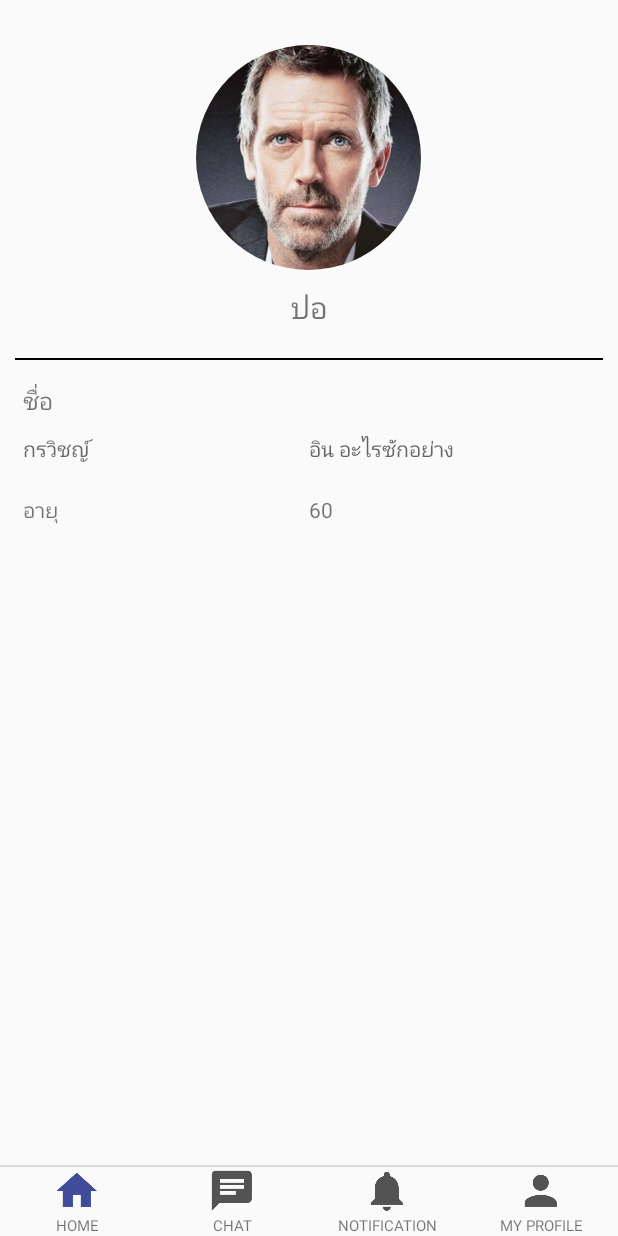
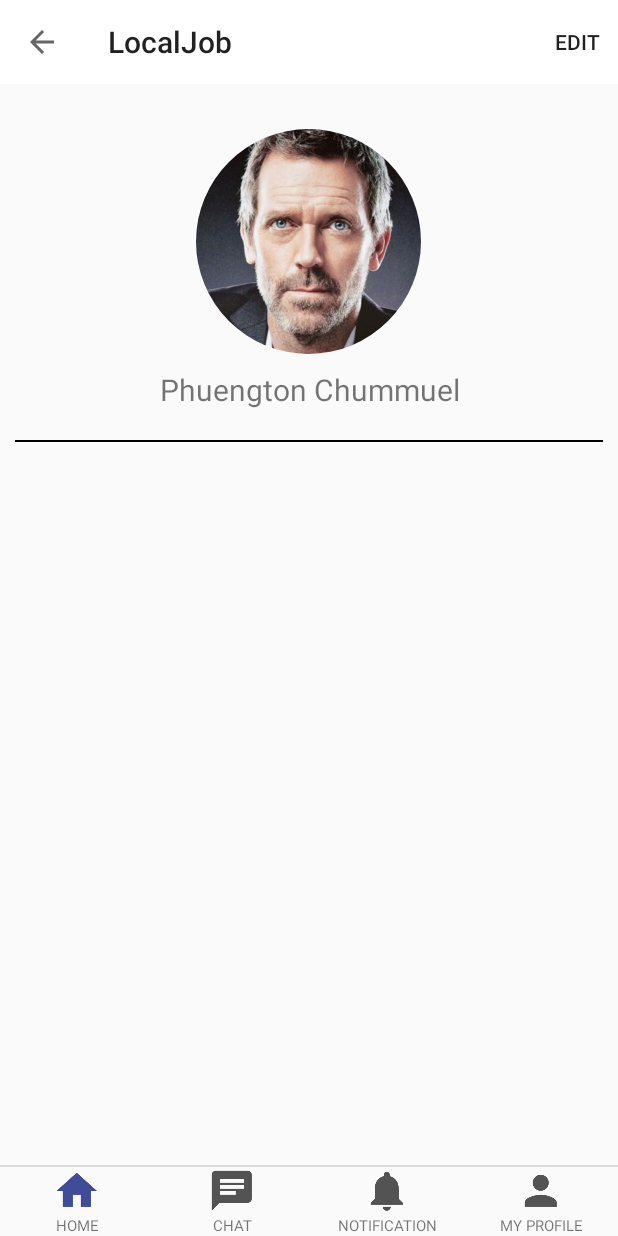
Before and after one commit to PeteChu/Localjob_Prototype_Android--Kotlin, an Android app: the fragment UserProfileFragment placed in its activity, on a phone screen of 412 x 824 dp. Run offline under Robolectric (Android 15) with nearby library versions, the phone set to English and light mode, and no system bars; our stand-ins replace CircleImageView; libraries missing offline, so code that uses them is left out: com.malinskiy.superrecyclerview.

Commit message:
add user menu option

```diff
--- a/app/src/main/java/com/example/localjob/fragment/ProfileFragment.kt
+++ b/app/src/main/java/com/example/localjob/fragment/ProfileFragment.kt
@@ -34,7 +34,7 @@ class ProfileFragment: Fragment() {
         when(v.id) {
             R.id.user_profile -> {
                 fragmentManager.beginTransaction()
-                        .replace(R.id.content_container, UserProfileFragment.newInstances())
+                        .replace(R.id.content_container, UserProfileFragment.newInstances(), "userProfile")
                         .addToBackStack(null)
                         .commit()
             }
--- a/app/src/main/java/com/example/localjob/fragment/UserProfileFragment.kt
+++ b/app/src/main/java/com/example/localjob/fragment/UserProfileFragment.kt
@@ -2,16 +2,19 @@ package com.example.localjob.fragment
 
 import android.os.Bundle
 import android.support.v4.app.Fragment
-import android.view.LayoutInflater
-import android.view.View
-import android.view.ViewGroup
+import android.support.v7.app.AppCompatActivity
+import android.support.v7.widget.Toolbar
+import android.view.*
 import com.example.localjob.R
+import kotlinx.android.synthetic.main.fragment_user_profile.view.*
 
 /**
  * Created by schecterza on 7/20/2017 AD.
  */
 
-class UserProfileFragment: Fragment() {
+class UserProfileFragment : Fragment() {
+
+    lateinit var mToolbar: Toolbar
 
     override fun onCreateView(inflater: LayoutInflater?, container: ViewGroup?, savedInstanceState: Bundle?): View? {
         val rootView = inflater!!.inflate(R.layout.fragment_user_profile, container, false)
@@ -19,7 +22,22 @@ class UserProfileFragment: Fragment() {
         return rootView
     }
 
+    override fun onCreateOptionsMenu(menu: Menu?, inflater: MenuInflater?) {
+        inflater!!.inflate(R.menu.edit_profile, menu)
+        super.onCreateOptionsMenu(menu, inflater)
+    }
+
+
     fun initInstances(rootView: View) {
+
+        var activity = activity as AppCompatActivity
+        mToolbar = rootView.user_profile_toolbar
+        setHasOptionsMenu(true)
+        activity.setSupportActionBar(mToolbar)
+
+        var actionBar = activity.supportActionBar!!
+        actionBar.setDisplayHomeAsUpEnabled(true)
+        actionBar.setDisplayShowHomeEnabled(true)
 
     }
 
--- a/app/src/main/res/layout/fragment_user_profile.xml
+++ b/app/src/main/res/layout/fragment_user_profile.xml
@@ -3,6 +3,12 @@
     android:layout_width="match_parent"
     android:layout_height="match_parent"
     android:orientation="vertical">
+
+    <android.support.v7.widget.Toolbar
+        android:id="@+id/user_profile_toolbar"
+        android:layout_width="match_parent"
+        android:layout_height="?attr/actionBarSize"
+        android:background="@android:color/white" />
 
     <LinearLayout
         android:layout_width="match_parent"
@@ -22,7 +28,7 @@
             android:layout_width="match_parent"
             android:layout_height="wrap_content"
             android:gravity="center"
-            android:text="ปอ" />
+            android:text="Phuengton Chummuel" />
 
         <View
             android:layout_width="match_parent"
@@ -30,53 +36,6 @@
             android:layout_marginTop="10dp"
             android:background="@android:color/black"></View>
 
-        <TextView
-            style="@style/messageTitle"
-            android:layout_width="match_parent"
-            android:layout_height="wrap_content"
-            android:layout_marginTop="10dp"
-            android:text="ชื่อ" />
-
-        <LinearLayout
-            style="@style/messageBody"
-            android:layout_width="match_parent"
-            android:layout_height="wrap_content"
-            android:orientation="horizontal">
-
-            <TextView
-                android:layout_width="match_parent"
-                android:layout_height="wrap_content"
-                android:layout_weight="1"
-                android:hint="กรวิชญ์" />
-
-            <TextView
-                android:layout_width="match_parent"
-                android:layout_height="wrap_content"
-                android:layout_weight="1"
-                android:hint="อิน อะไรซักอย่าง" />
-        </LinearLayout>
-
-
-        <LinearLayout
-            style="@style/messageBody"
-            android:layout_width="match_parent"
-            android:layout_height="wrap_content"
-            android:layout_marginTop="10dp"
-            android:orientation="horizontal">
-
-            <TextView
-                android:layout_width="match_parent"
-                android:layout_height="wrap_content"
-                android:layout_weight="1"
-                android:text="อายุ" />
-
-            <TextView
-                android:layout_width="match_parent"
-                android:layout_height="wrap_content"
-                android:layout_weight="1"
-                android:text="60" />
-        </LinearLayout>
-
     </LinearLayout>
 
 </LinearLayout>
--- /dev/null
+++ b/app/src/main/res/menu/edit_profile.xml
@@ -0,0 +1,8 @@
+<?xml version="1.0" encoding="utf-8"?>
+<menu xmlns:android="http://schemas.android.com/apk/res/android"
+    xmlns:app="http://schemas.android.com/apk/res-auto">
+    <item
+        android:id="@+id/edit_profile"
+        app:showAsAction="always"
+        android:title="Edit" />
+</menu>
```
